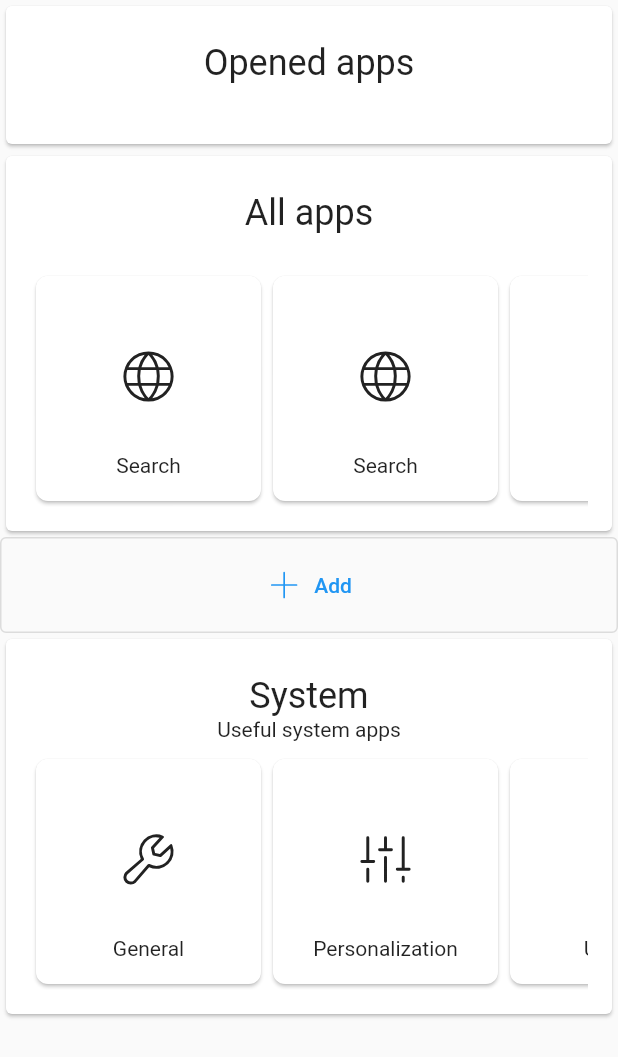
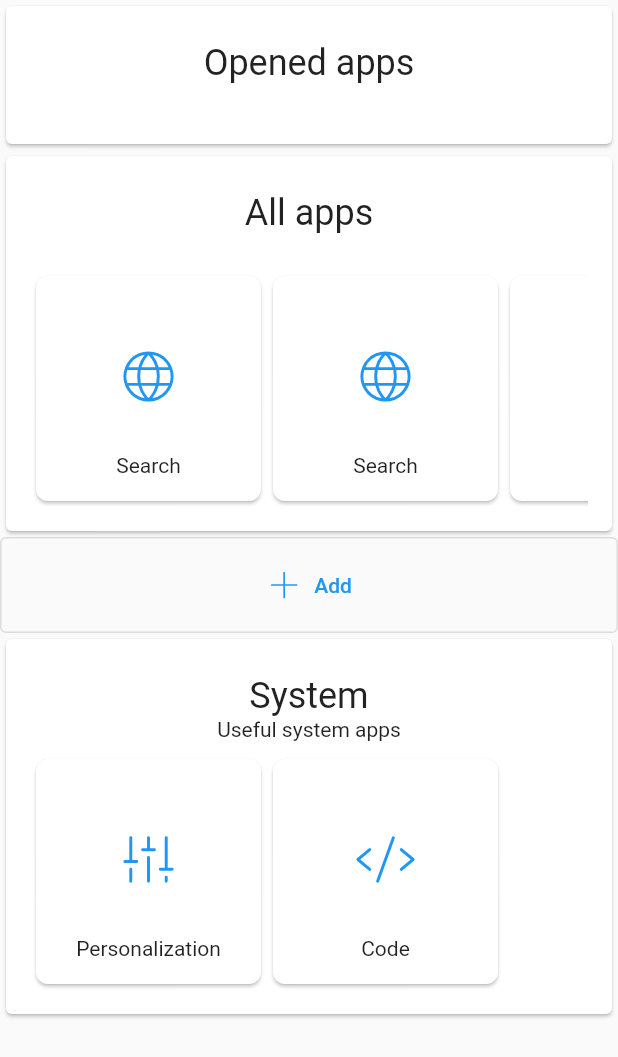
Before and after one commit to LinwoodCloud/Launch, a Flutter app: the screen it shows after launch, on a phone screen of 412 x 824 dp. Shown: the top 1057 px of the screen. Run offline on Flutter 3.47's test engine with Material 2 defaults, Android fonts, the phone set to English and light mode, and no system bars; our stand-ins replace phosphor_flutter, shared_preferences.

Commit message:
update namespace

```diff
--- a/app/lib/app/entry.dart
+++ b/app/lib/app/entry.dart
@@ -1,5 +1,6 @@
 import 'package:flutter/material.dart';
 import 'package:phosphor_flutter/phosphor_flutter.dart';
+import 'package:url_launcher/url_launcher.dart';
 
 typedef void SystemCallback();
 
@@ -19,13 +20,11 @@ class WebEntry extends AppEntry {
 
   @override
   Widget? buildWidget(BuildContext context) {
-    return Icon(PhosphorIcons.globeLight, size: 42);
+    return Icon(PhosphorIcons.globeLight);
   }
 
   @override
-  void onTap() {
-    print(url);
-  }
+  void onTap() => launch(url);
 }
 
 class CommandEntry extends AppEntry {
@@ -38,7 +37,7 @@ class CommandEntry extends AppEntry {
   }
 
   @override
-  Widget? buildWidget(BuildContext context) => Icon(PhosphorIcons.terminalLight, size: 42);
+  Widget? buildWidget(BuildContext context) => Icon(PhosphorIcons.terminalLight);
 }
 
 class SystemEntry extends AppEntry {
--- a/app/lib/app/tile.dart
+++ b/app/lib/app/tile.dart
@@ -18,7 +18,10 @@ class AppTile extends StatelessWidget {
             padding: EdgeInsets.all(16.0),
             child: Column(children: [
               Expanded(
-                  child: Builder(builder: (context) => entry.buildWidget(context) ?? Container())),
+                  child: IconTheme(
+                      data: IconThemeData(color: Theme.of(context).primaryColor, size: 42),
+                      child: Builder(
+                          builder: (context) => entry.buildWidget(context) ?? Container()))),
               Text(entry.name)
             ])),
       ),
--- a/app/lib/home.dart
+++ b/app/lib/home.dart
@@ -3,6 +3,7 @@ import 'package:linwood_launcher_app/app/entry.dart';
 import 'package:linwood_launcher_app/app/list.dart';
 import 'package:linwood_launcher_app/settings/personalization.dart';
 import 'package:phosphor_flutter/phosphor_flutter.dart';
+import 'package:url_launcher/url_launcher.dart';
 
 class HomePage extends StatefulWidget {
   const HomePage({Key? key}) : super(key: key);
@@ -18,11 +19,11 @@ class _HomePageState extends State<HomePage> {
         body: ListView(children: [
       AppList(title: "Opened apps"),
       AppList(title: "All apps", apps: [
-        WebEntry("Search", url: "example.com"),
-        WebEntry("Search", url: "example.com"),
-        WebEntry("Search", url: "example.com"),
-        WebEntry("Search", url: "example.com"),
-        WebEntry("Search", url: "example.com")
+        WebEntry("Search", url: "https://example.com"),
+        WebEntry("Search", url: "https://example.com"),
+        WebEntry("Search", url: "https://example.com"),
+        WebEntry("Search", url: "https://example.com"),
+        WebEntry("Search", url: "https://example.com")
       ]),
       OutlinedButton.icon(
           onPressed: () {
@@ -53,21 +54,23 @@ class _HomePageState extends State<HomePage> {
           style: OutlinedButton.styleFrom(
               padding: EdgeInsets.symmetric(horizontal: 10, vertical: 20))),
       AppList(title: "System", description: "Useful system apps", apps: [
-        SystemEntry("General", widget: Icon(PhosphorIcons.wrenchLight, size: 42), onClick: () {
+        /* SystemEntry("General", widget: Icon(PhosphorIcons.wrenchLight), onClick: () {
           showDialog(
               context: context,
               builder: (context) => AlertDialog(
                     title: Text("General settings"),
                     content: Center(child: Icon(PhosphorIcons.wrenchLight)),
                   ));
-        }),
+        }), */
         SystemEntry("Personalization",
-            widget: Icon(PhosphorIcons.fadersLight, size: 42),
+            widget: Icon(PhosphorIcons.fadersLight),
             onClick: () => Navigator.of(context)
                 .push(MaterialPageRoute(builder: (context) => PersonalizationSettingsPage()))),
-        SystemEntry("Updates",
-            widget: Icon(PhosphorIcons.arrowCounterClockwiseLight, size: 42), onClick: () {}),
-        SystemEntry("Changelog", widget: Icon(PhosphorIcons.archiveLight, size: 42), onClick: () {})
+        /* SystemEntry("Updates",
+            widget: Icon(PhosphorIcons.arrowCounterClockwiseLight), onClick: () {}), */
+        SystemEntry("Code",
+            widget: Icon(PhosphorIcons.codeLight),
+            onClick: () => launch("https://github.com/LinwoodCloud/Launcher"))
       ])
     ]));
   }
--- a/app/lib/main.dart
+++ b/app/lib/main.dart
@@ -27,7 +27,8 @@ class MyApp extends StatelessWidget {
           animation: themeController!,
           builder: (context, _) {
             // wrap app in inherited widget to provide the ThemeController to all pages
-            return ThemeControllerProvider(controller: themeController!, child: _buildApp());
+            return ThemeControllerProvider(
+                controller: themeController!, child: _buildApp());
           });
     return _buildApp();
   }
@@ -36,7 +37,10 @@ class MyApp extends StatelessWidget {
         title: 'Linwood Launcher',
         themeMode: themeController?.currentTheme,
         theme: ThemeData(primarySwatch: Colors.blue),
-        darkTheme: ThemeData(brightness: Brightness.dark, primarySwatch: Colors.blue),
+        darkTheme: ThemeData(
+            brightness: Brightness.dark,
+            primarySwatch: Colors.blue,
+            primaryColor: Colors.blue),
         home: HomePage(),
       );
 }
--- a/app/pubspec.yaml
+++ b/app/pubspec.yaml
@@ -25,6 +25,7 @@ dependencies:
     sdk: flutter
   phosphor_flutter: ^1.2.0
   shared_preferences: ^2.0.6
+  url_launcher: ^6.0.6
 
   # The following adds the Cupertino Icons font to your application.
   # Use with the CupertinoIcons class for iOS style icons.
```
Also changed, not shown: app/pubspec.lock, 11 other files.
